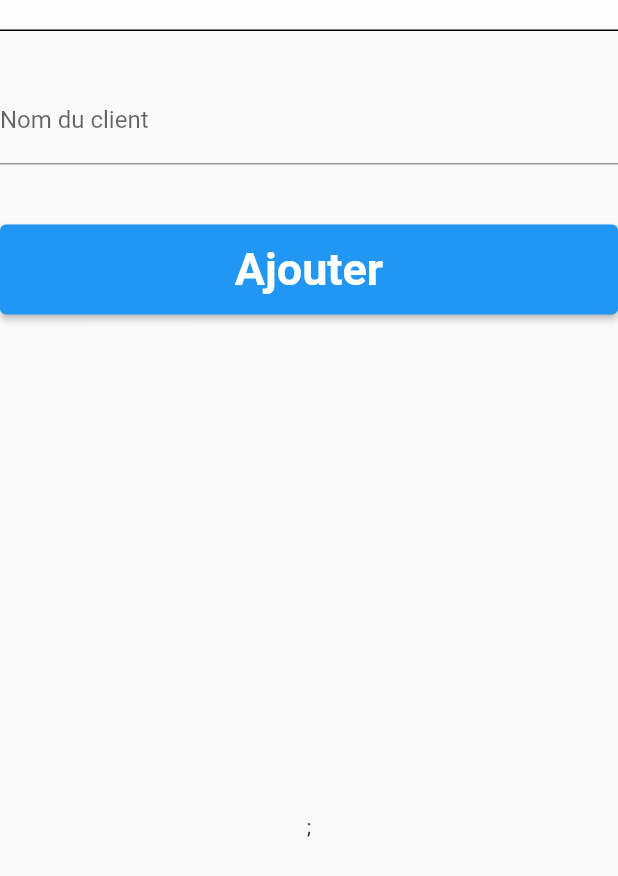
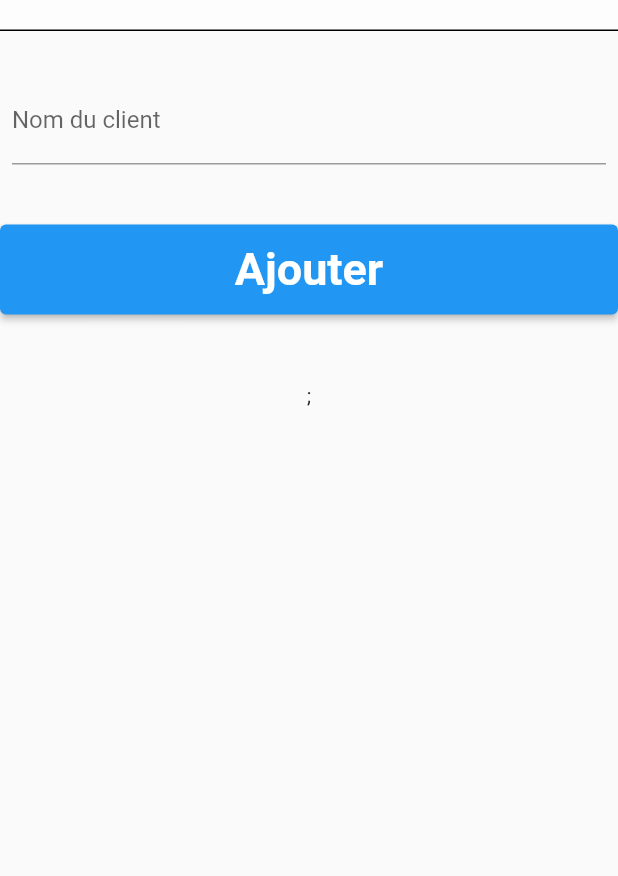
Before and after one commit to chamiabdellah/preSales, a Flutter app: the ListOfCustomersScreen screen opened directly, after a tap on the "add" icon, on a phone screen of 412 x 824 dp. Shown: the part 353-1229 px from the top of the screen. Run offline on Flutter 3.47's test engine with Material 2 defaults, Android fonts, the light colour scheme and no system bars; our stand-ins replace badges, cached_network_image, firebase_core, firebase_storage, flutter_riverpod, geocoding and 2 more; missing offline and left inert: flutter_barcode_scanner; accounts and stored records are empty; network calls fail.

Commit message:
adding some loading and empty lists, overflow cases.

```diff
--- a/lib/screens/confirmOrders/listOfOrdersScreen.dart
+++ b/lib/screens/confirmOrders/listOfOrdersScreen.dart
@@ -48,8 +48,8 @@ class _ListOfOrdersScreenState extends ConsumerState<ListOfOrdersScreen> {
       appBar: AppBar(
         title: const Text("Liste des commandes"),
       ),
-      body: isLoading ?
-      const Center(child: CircularProgressIndicator(),) :
+      body: isLoading ? const Center(child: CircularProgressIndicator(),) :
+      listOrders.isEmpty ? const Center(child : Text("aucune commande trouvée")) :
       ListView.builder(
         itemCount:  listOrders.length,
           itemBuilder: (context, index) {
--- a/lib/screens/deliverOrder/listOfDeliverOrdersScreen.dart
+++ b/lib/screens/deliverOrder/listOfDeliverOrdersScreen.dart
@@ -50,6 +50,7 @@ class _ListOfDeliverOrdersScreenState extends ConsumerState<ListOfDeliverOrdersS
       ),
       body: isLoading ?
       const Center(child: CircularProgressIndicator(),) :
+      listOrders.isEmpty ? const Center(child : Text("aucune commande trouvée")) :
       ListView.builder(
           itemCount:  listOrders.length,
           itemBuilder: (context, index) {
--- a/lib/screens/manageArticles/listOfArticlesScreen.dart
+++ b/lib/screens/manageArticles/listOfArticlesScreen.dart
@@ -125,7 +125,9 @@ class _ListOfArticlesState extends ConsumerState<ListOfArticles> {
         title: const Text("Liste des articles"),
       ),
       body: isLoading ? const Center(child: CircularProgressIndicator()) :
-      isFailed ? ErrorWidget(Exception("failed to load the images")) : ListView.builder(
+      isFailed ? ErrorWidget(Exception("failed to load the images")) :
+      listOfArticle.isEmpty ? const Center(child: Text('Aucun article.'),) :
+      ListView.builder(
         itemCount: listOfArticle.length,
         itemBuilder: (context, index) {
           return ArticleList(
--- a/lib/screens/manageCustomers/addCustomerScreen.dart
+++ b/lib/screens/manageCustomers/addCustomerScreen.dart
@@ -5,6 +5,7 @@ import 'package:geocoding/geocoding.dart';
 import 'package:geolocator/geolocator.dart';
 import 'package:proj1/providers/list_of_customers_provider.dart';
 import 'package:proj1/utils/GeoUtils.dart';
+import 'package:proj1/utils/LoadingIndicator.dart';
 import 'package:proj1/utils/ValidationLib.dart';
 import 'package:proj1/widgets/OutlineTextField.dart';
 import 'package:proj1/widgets/userCoordinates.dart';
@@ -64,9 +65,10 @@ class _AddCustomerScreenState extends ConsumerState<AddCustomerScreen> {
     );
 
     if(_customerFormKey.currentState!.validate()){
-       Future<void> future = ref.read(listOfCustomersProvider.notifier).addCustomer(customer);
-       await future;
+      LoadingIndicator.showLoadingIndicator(context, "Ajout du client");
+       await ref.read(listOfCustomersProvider.notifier).addCustomer(customer);
        if(mounted) {
+         LoadingIndicator.hideLoadingIndicator(context);
          Navigator.of(context).pop();
          final snackBar = SnackBar(
            duration: const Duration(seconds: 5),
@@ -84,9 +86,11 @@ class _AddCustomerScreenState extends ConsumerState<AddCustomerScreen> {
         appBar: AppBar(
           title: const Text("Ajouter un client"),
         ),
-        body: Form(
+        body: SingleChildScrollView(
+          child: Form(
             key: _customerFormKey,
             child: Column(
+              mainAxisSize: MainAxisSize.min,
               children: [
                 InkWell(
                   onTap: _getUserLocation,
@@ -106,10 +110,13 @@ class _AddCustomerScreenState extends ConsumerState<AddCustomerScreen> {
                 const SizedBox(
                   height: 30,
                 ),
-              OutlineTextField(
+                Padding(
+                  padding: const EdgeInsets.symmetric(horizontal: 8),
+                  child: OutlineTextField(
                     labelText: "Nom du client",
                     controller: customerNameController,
                     validationFunc: ValidationLib.nonEmptyField,
+                  ),
                 ),
                 const SizedBox(
                   height: 30,
@@ -129,8 +136,9 @@ class _AddCustomerScreenState extends ConsumerState<AddCustomerScreen> {
                     ),
                   ),
                 ),
-              const Expanded(child: SizedBox()),
-               Padding(
+                //const Expanded(child: SizedBox()),
+                 Flexible(
+                   child: Padding(
                     padding: const EdgeInsets.all(30.0),
                     child: UserCoordinates(
                       longitude: longitude,
@@ -138,7 +146,9 @@ class _AddCustomerScreenState extends ConsumerState<AddCustomerScreen> {
                       address: address,
                     ),
                 ),
+                 ),
               ],
+            ),
           ),
         ));
   }
--- a/lib/screens/manageCustomers/listOfCustomersScreen.dart
+++ b/lib/screens/manageCustomers/listOfCustomersScreen.dart
@@ -16,11 +16,26 @@ class ListOfCustomersScreen extends ConsumerStatefulWidget {
 class _ListOfCustomersScreenState extends ConsumerState<ListOfCustomersScreen> {
 
   List<Customer> listCustomers = [];
+  bool isLoading = false;
+  bool failed = true;
 
   @override
   void initState() {
     super.initState();
-    ref.read(listOfCustomersProvider.notifier).initListFromDb();
+    setState(() {
+      isLoading = true;
+    });
+    try{
+      ref.read(listOfCustomersProvider.notifier).initListFromDb();
+    } catch(e){
+       setState(() {
+         isLoading = false;
+         failed = true;
+       });
+    }
+    setState(() {
+      isLoading = false;
+    });
   }
 
   @override
@@ -45,21 +60,16 @@ class _ListOfCustomersScreenState extends ConsumerState<ListOfCustomersScreen> {
         ],
         title: const Text("Liste des clients"),
       ),
-      body: ListView.builder(
+      body: isLoading ? const CircularProgressIndicator():
+      listCustomers.isEmpty ? const Center(child : Text("Aucun client")) :
+      ListView.builder(
         itemCount: listCustomers.length,
         itemBuilder: (context, index) {
           return CustomerList(
             customer: listCustomers[index],
             showDeleteButton: true,
             onDelete: () => ref.read(listOfCustomersProvider.notifier).deleteCustomer(listCustomers[index]),
-            onClick: () {
-              Navigator.push(
-                context,
-                MaterialPageRoute(
-                    builder: (ctx) => const AddCustomerScreen()
-                ),
-              );
-            },
+            onClick: null,
           );
         },
       ),
```
Also changed, not shown: lib/compositeWidgets/AddArticleForm.dart (+19 -4 lines), lib/screens/createOrder/chooseCustomerScreen.dart (+6 -2 lines). Lines whose indentation alone changed are shown as unchanged.
